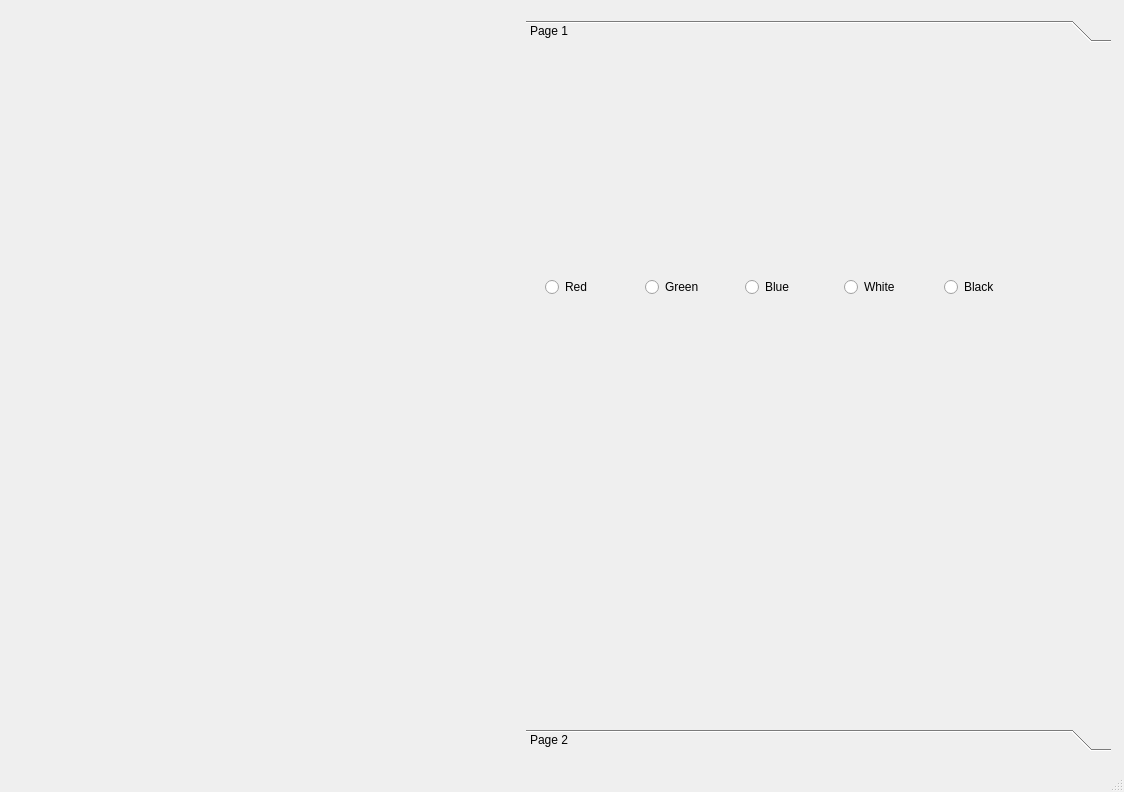
Before: the Qt Designer form qtLab2KedadryYannis/mainwindow.ui in MrBigoudi/QtTinyPaint, drawn with Qt 5.
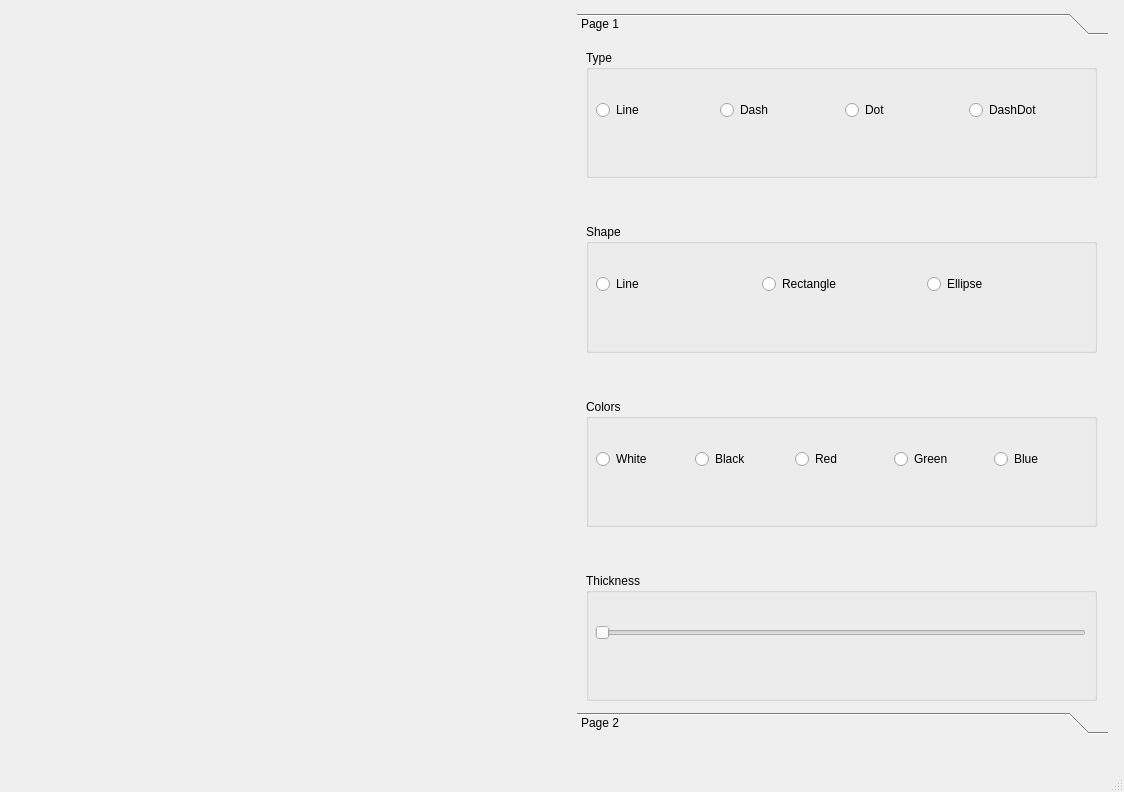
After: the same form once the commit is applied. Custom widgets are drawn as their Qt base class.

Patch:
```diff
--- a/qtLab2KedadryYannis/mainwindow.ui
+++ b/qtLab2KedadryYannis/mainwindow.ui
@@ -14,28 +14,25 @@
    <string>MainWindow</string>
   </property>
   <widget class="QWidget" name="centralwidget">
-   <widget class="QWidget" name="horizontalLayoutWidget">
+   <widget class="DrawCanvas" name="drawingCanvas" native="true">
     <property name="geometry">
      <rect>
-      <x>20</x>
-      <y>20</y>
-      <width>1091</width>
-      <height>731</height>
+      <x>29</x>
+      <y>29</y>
+      <width>521</width>
+      <height>701</height>
      </rect>
     </property>
-    <layout class="QHBoxLayout" name="horizontalLayout">
-     <item>
-      <widget class="QWidget" name="widget" native="true">
-       <property name="minimumSize">
-        <size>
-         <width>500</width>
-         <height>0</height>
-        </size>
-       </property>
-      </widget>
-     </item>
-     <item>
+   </widget>
       <widget class="QToolBox" name="toolBox">
+    <property name="geometry">
+     <rect>
+      <x>577</x>
+      <y>13</y>
+      <width>531</width>
+      <height>721</height>
+     </rect>
+    </property>
        <property name="currentIndex">
         <number>0</number>
        </property>
@@ -44,8 +41,8 @@
          <rect>
           <x>0</x>
           <y>0</y>
-          <width>583</width>
-          <height>673</height>
+       <width>531</width>
+       <height>665</height>
          </rect>
         </property>
         <attribute name="label">
@@ -54,51 +51,227 @@
         <widget class="QWidget" name="verticalLayoutWidget">
          <property name="geometry">
           <rect>
-           <x>19</x>
-           <y>29</y>
-           <width>493</width>
-           <height>421</height>
+        <x>9</x>
+        <y>9</y>
+        <width>511</width>
+        <height>651</height>
           </rect>
          </property>
          <layout class="QVBoxLayout" name="verticalLayout">
           <item>
-           <layout class="QHBoxLayout" name="horizontalLayout_4">
+        <widget class="QGroupBox" name="groupBox_4">
+         <property name="title">
+          <string>Type</string>
+         </property>
+         <widget class="QWidget" name="horizontalLayoutWidget_6">
+          <property name="geometry">
+           <rect>
+            <x>10</x>
+            <y>30</y>
+            <width>491</width>
+            <height>61</height>
+           </rect>
+          </property>
+          <layout class="QHBoxLayout" name="horizontalLayout_6">
             <item>
-             <widget class="QRadioButton" name="radioButton_2">
+            <widget class="QRadioButton" name="radioButton_type_line">
+             <property name="text">
+              <string>Line</string>
+             </property>
+            </widget>
+           </item>
+           <item>
+            <widget class="QRadioButton" name="radioButton_type_dash">
+             <property name="text">
+              <string>Dash</string>
+             </property>
+            </widget>
+           </item>
+           <item>
+            <widget class="QRadioButton" name="radioButton_type_dot">
+             <property name="text">
+              <string>Dot</string>
+             </property>
+            </widget>
+           </item>
+           <item>
+            <widget class="QRadioButton" name="radioButton_type_dashdot">
+             <property name="text">
+              <string>DashDot</string>
+             </property>
+            </widget>
+           </item>
+          </layout>
+         </widget>
+        </widget>
+       </item>
+       <item>
+        <spacer name="verticalSpacer">
+         <property name="orientation">
+          <enum>Qt::Vertical</enum>
+         </property>
+         <property name="sizeType">
+          <enum>QSizePolicy::Fixed</enum>
+         </property>
+         <property name="sizeHint" stdset="0">
+          <size>
+           <width>20</width>
+           <height>40</height>
+          </size>
+         </property>
+        </spacer>
+       </item>
+       <item>
+        <widget class="QGroupBox" name="groupBox_3">
+         <property name="title">
+          <string>Shape</string>
+         </property>
+         <widget class="QWidget" name="horizontalLayoutWidget_2">
+          <property name="geometry">
+           <rect>
+            <x>10</x>
+            <y>30</y>
+            <width>491</width>
+            <height>61</height>
+           </rect>
+          </property>
+          <layout class="QHBoxLayout" name="horizontalLayout_2">
+           <item>
+            <widget class="QRadioButton" name="radioButton_line">
+             <property name="text">
+              <string>Line</string>
+             </property>
+            </widget>
+           </item>
+           <item>
+            <widget class="QRadioButton" name="radioButton_rectangle">
+             <property name="text">
+              <string>Rectangle</string>
+             </property>
+            </widget>
+           </item>
+           <item>
+            <widget class="QRadioButton" name="radioButton_ellipse">
+             <property name="text">
+              <string>Ellipse</string>
+             </property>
+            </widget>
+           </item>
+          </layout>
+         </widget>
+        </widget>
+       </item>
+       <item>
+        <spacer name="verticalSpacer_2">
+         <property name="orientation">
+          <enum>Qt::Vertical</enum>
+         </property>
+         <property name="sizeType">
+          <enum>QSizePolicy::Fixed</enum>
+         </property>
+         <property name="sizeHint" stdset="0">
+          <size>
+           <width>20</width>
+           <height>40</height>
+          </size>
+         </property>
+        </spacer>
+       </item>
+       <item>
+        <widget class="QGroupBox" name="groupBox">
+         <property name="title">
+          <string>Colors</string>
+         </property>
+         <widget class="QWidget" name="horizontalLayoutWidget">
+          <property name="geometry">
+           <rect>
+            <x>10</x>
+            <y>30</y>
+            <width>491</width>
+            <height>61</height>
+           </rect>
+          </property>
+          <layout class="QHBoxLayout" name="horizontalLayout">
+           <item>
+            <widget class="QRadioButton" name="radioButton_white">
+             <property name="text">
+              <string>White</string>
+             </property>
+            </widget>
+           </item>
+           <item>
+            <widget class="QRadioButton" name="radioButton_black">
+             <property name="text">
+              <string>Black</string>
+             </property>
+            </widget>
+           </item>
+           <item>
+            <widget class="QRadioButton" name="radioButton_red">
               <property name="text">
                <string>Red</string>
               </property>
              </widget>
             </item>
             <item>
-             <widget class="QRadioButton" name="radioButton">
+            <widget class="QRadioButton" name="radioButton_green">
               <property name="text">
                <string>Green</string>
               </property>
              </widget>
             </item>
             <item>
-             <widget class="QRadioButton" name="radioButton_4">
+            <widget class="QRadioButton" name="radioButton_blue">
               <property name="text">
                <string>Blue</string>
               </property>
              </widget>
             </item>
+          </layout>
+         </widget>
+        </widget>
+       </item>
             <item>
-             <widget class="QRadioButton" name="radioButton_5">
-              <property name="text">
-               <string>White</string>
-              </property>
-             </widget>
+        <spacer name="verticalSpacer_3">
+         <property name="orientation">
+          <enum>Qt::Vertical</enum>
+         </property>
+         <property name="sizeType">
+          <enum>QSizePolicy::Fixed</enum>
+         </property>
+         <property name="sizeHint" stdset="0">
+          <size>
+           <width>20</width>
+           <height>40</height>
+          </size>
+         </property>
+        </spacer>
             </item>
             <item>
-             <widget class="QRadioButton" name="radioButton_3">
-              <property name="text">
-               <string>Black</string>
-              </property>
+        <widget class="QGroupBox" name="groupBox_2">
+         <property name="title">
+          <string>Thickness</string>
+         </property>
+         <widget class="QWidget" name="verticalLayoutWidget_2">
+          <property name="geometry">
+           <rect>
+            <x>9</x>
+            <y>29</y>
+            <width>491</width>
+            <height>61</height>
+           </rect>
+          </property>
+          <layout class="QVBoxLayout" name="verticalLayout_2">
+           <item>
+            <widget class="QSlider" name="horizontalSlider_thick">
+             <property name="orientation">
+              <enum>Qt::Horizontal</enum>
+             </property>
              </widget>
             </item>
            </layout>
+         </widget>
+        </widget>
           </item>
          </layout>
         </widget>
@@ -117,9 +290,6 @@
         </attribute>
        </widget>
       </widget>
-     </item>
-    </layout>
-   </widget>
   </widget>
   <widget class="QMenuBar" name="menubar">
    <property name="geometry">
@@ -133,6 +303,14 @@
   </widget>
   <widget class="QStatusBar" name="statusbar"/>
  </widget>
+ <customwidgets>
+  <customwidget>
+   <class>DrawCanvas</class>
+   <extends>QWidget</extends>
+   <header>drawCanvas.h</header>
+   <container>1</container>
+  </customwidget>
+ </customwidgets>
  <resources/>
  <connections/>
 </ui>
```
Left out of the diff: 4 changed lines with no effect on the pictures. Lines whose indentation alone changed are shown as unchanged.
